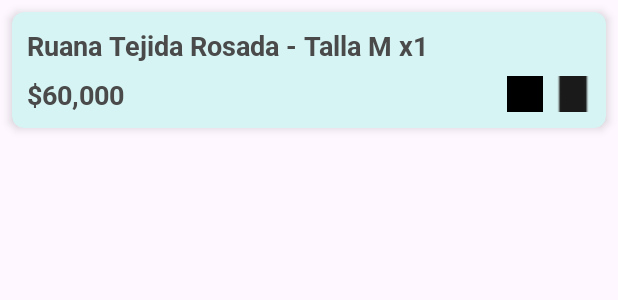
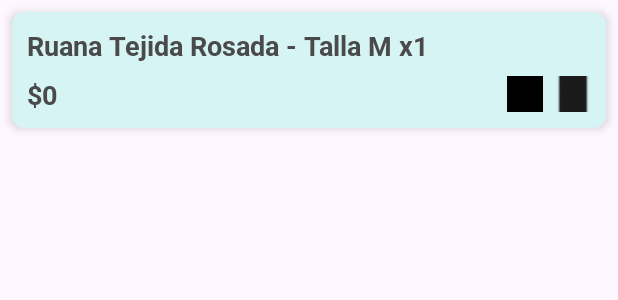
Before and after one commit to andresfsanchez74/Gujaturas, an Android app: the layout item_venta.xml on its own in the app's theme, with its tools: preview values and no code run, on a phone screen of 412 x 824 dp. Shown: the top 300 px of the screen. Run offline under Robolectric (Android 15) with nearby library versions, the phone set to English and light mode, and no system bars.

Commit message:
falta mejorar adapter de venta

```diff
--- a/app/src/main/res/layout/item_venta.xml
+++ b/app/src/main/res/layout/item_venta.xml
@@ -1,4 +1,3 @@
-<?xml version="1.0" encoding="utf-8"?>
 <androidx.cardview.widget.CardView xmlns:android="http://schemas.android.com/apk/res/android"
     xmlns:app="http://schemas.android.com/apk/res-auto"
     android:layout_width="match_parent"
@@ -14,7 +13,7 @@
         android:orientation="vertical"
         android:padding="10dp">
 
-        <!-- Nombre del Producto, Talla y Cantidad -->
+        <!-- Nombre del Producto, Talla y Cantidad-->
         <TextView
             android:id="@+id/tvNombreTallaCantidadProducto"
             android:layout_width="wrap_content"
@@ -23,6 +22,12 @@
             android:textSize="18sp"
             android:fontFamily="@font/roboto_bold"
             android:textColor="@color/gris_oscuro" />
+
+        <LinearLayout
+            android:id="@+id/containerProductos"
+            android:layout_width="match_parent"
+            android:layout_height="wrap_content"
+            android:orientation="vertical"/>
 
         <!-- Precio de Venta y Botones Editar/Borrar en la misma fila -->
         <LinearLayout
@@ -37,7 +42,7 @@
                 android:id="@+id/tvPrecioVenta"
                 android:layout_width="wrap_content"
                 android:layout_height="wrap_content"
-                android:text="$60,000"
+                android:text="$0"
                 android:textSize="18sp"
                 android:fontFamily="@font/roboto_bold"
                 android:textColor="@color/gris_oscuro"
```
Also changed, not shown: app/src/main/java/com/example/gujaturas/AgregarVenta.kt (+26 -9 lines), app/src/main/java/com/example/gujaturas/DetalleVenta.kt (+7 -2 lines), app/src/main/java/com/example/gujaturas/Venta.kt (+4 -7 lines), app/src/main/java/com/example/gujaturas/VentaAdapter.kt (+30 -10 lines), app/src/main/java/com/example/gujaturas/Ventas.kt (+21 -20 lines).
